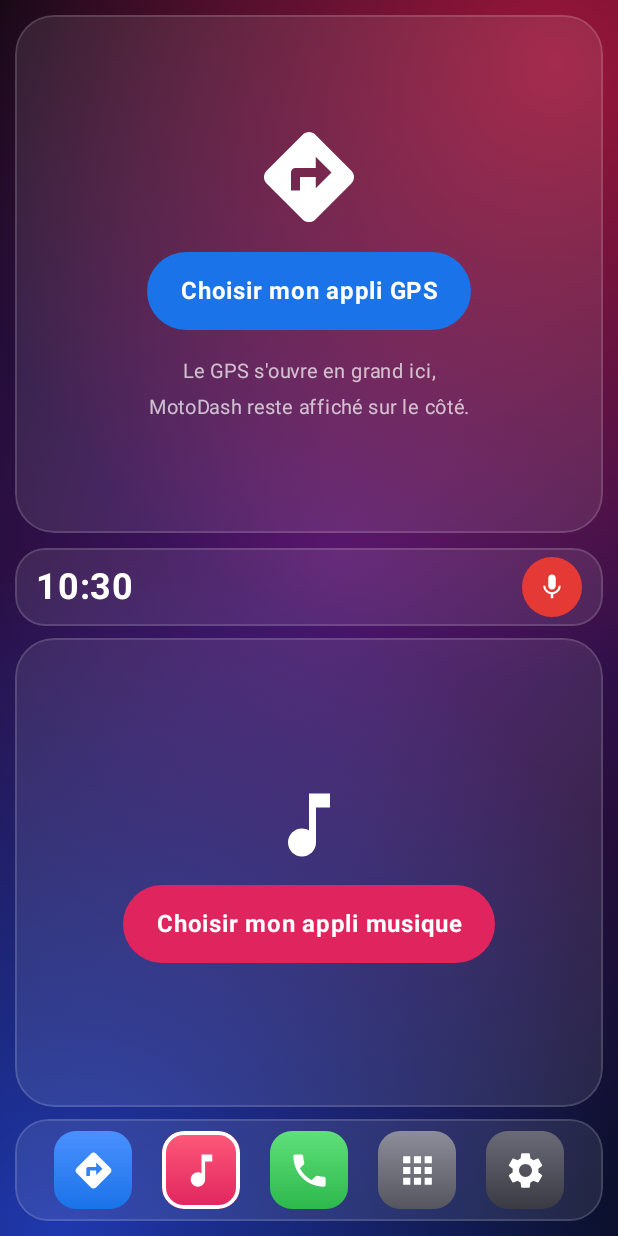
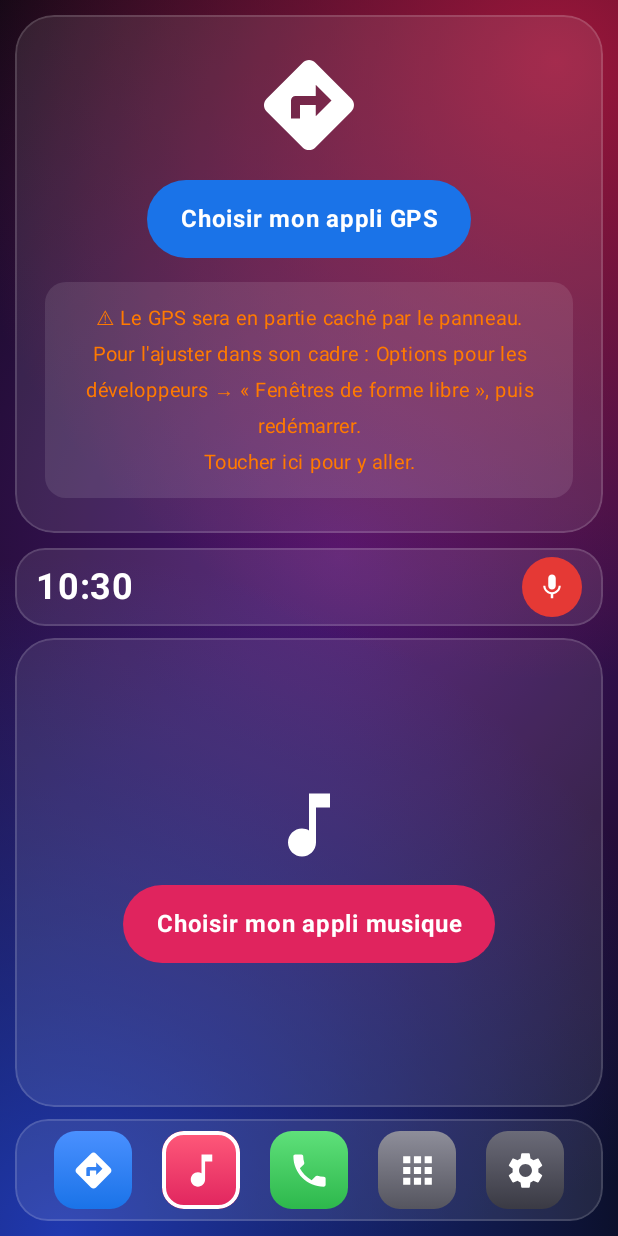
Before and after one commit to Guillaume1006/Guillaume1006, an Android app built with Jetpack Compose: the screen it shows after launch (MainActivity), on a phone screen of 412 x 824 dp. Run offline under Robolectric (Android 15) with nearby library versions, the phone set to English and light mode, and no system bars; libraries missing offline, so code that uses them is left out: org.lsposed.hiddenapibypass.

Commit message:
MotoDash : avertissement quand les fenêtres de forme libre sont désactivées
Co-Authored-By: Claude Opus 5.5 <noreply@anthropic.com>
Claude-Session: https://claude.ai/code/session_01EVBSjhmsAGqtRAGKGX8ZQF

```diff
--- a/motodash/app/src/main/java/com/guillaume/motodash/ui/Dash.kt
+++ b/motodash/app/src/main/java/com/guillaume/motodash/ui/Dash.kt
@@ -57,6 +57,7 @@ import androidx.compose.ui.text.style.TextAlign
 import androidx.compose.ui.unit.dp
 import androidx.compose.ui.unit.sp
 import com.guillaume.motodash.Apps
+import com.guillaume.motodash.Frame
 import com.guillaume.motodash.Prefs
 import kotlinx.coroutines.delay
 import java.text.SimpleDateFormat
@@ -148,7 +149,16 @@ private fun GpsLauncher(state: DashState, pick: (Picker) -> Unit, modifier: Modi
             BigButton("Choisir mon appli GPS", GoBlue) { pick(Picker.NAV) }
         }
         Spacer(Modifier.height(16.dp))
-        Text(
+        if (state.overlayMode && !Frame.freeformAvailable(ctx)) {
+            // Sans fenêtres de forme libre, le GPS reste en plein écran sous le panneau
+            Text(
+                "⚠ Le GPS sera en partie caché par le panneau.\nPour l'ajuster dans son cadre : Options pour les développeurs → « Fenêtres de forme libre », puis redémarrer.\nToucher ici pour y aller.",
+                color = Accent, fontSize = 13.sp, textAlign = TextAlign.Center,
+                modifier = Modifier.clip(RoundedCornerShape(14.dp)).background(CardHi)
+                    .clickable { ctx.startActivity(Intent(android.provider.Settings.ACTION_APPLICATION_DEVELOPMENT_SETTINGS).addFlags(Intent.FLAG_ACTIVITY_NEW_TASK)) }
+                    .padding(12.dp),
+            )
+        } else Text(
             if (state.overlayMode) "Le GPS s'ouvre en grand ici,\nMotoDash reste affiché sur le côté."
             else "Le GPS s'affiche ici, en écran partagé.\nFais glisser la barre du milieu pour lui donner plus de place.",
             color = TextDim, fontSize = 13.sp, textAlign = TextAlign.Center,
```
Also changed, not shown: 1 other file.
